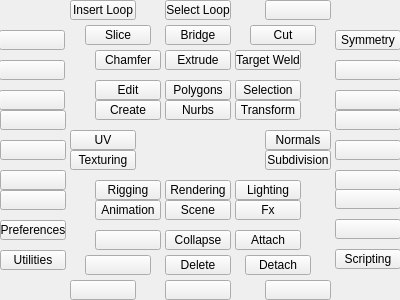
Old version of the form tk_ui/main.ui in the repository m3trik/Scripts_portable.
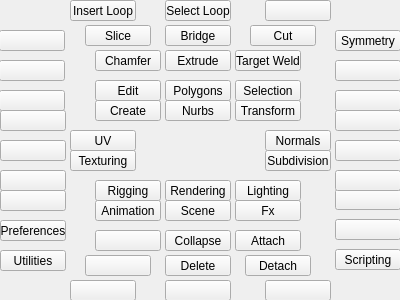
New version of the form.

```diff
--- a/tk_ui/main.ui
+++ b/tk_ui/main.ui
@@ -62,9 +62,21 @@
       <x>165</x>
       <y>180</y>
       <width>66</width>
-      <height>20</height>
+      <height>21</height>
      </rect>
     </property>
+    <property name="minimumSize">
+     <size>
+      <width>0</width>
+      <height>21</height>
+     </size>
+    </property>
+    <property name="maximumSize">
+     <size>
+      <width>16777215</width>
+      <height>21</height>
+     </size>
+    </property>
     <property name="whatsThis">
      <string>rendering</string>
     </property>
@@ -78,9 +90,21 @@
       <x>95</x>
       <y>180</y>
       <width>66</width>
-      <height>20</height>
+      <height>21</height>
      </rect>
     </property>
+    <property name="minimumSize">
+     <size>
+      <width>0</width>
+      <height>21</height>
+     </size>
+    </property>
+    <property name="maximumSize">
+     <size>
+      <width>16777215</width>
+      <height>21</height>
+     </size>
+    </property>
     <property name="whatsThis">
      <string>rigging</string>
     </property>
@@ -94,9 +118,21 @@
       <x>95</x>
       <y>200</y>
       <width>66</width>
-      <height>20</height>
+      <height>21</height>
      </rect>
     </property>
+    <property name="minimumSize">
+     <size>
+      <width>0</width>
+      <height>21</height>
+     </size>
+    </property>
+    <property name="maximumSize">
+     <size>
+      <width>16777215</width>
+      <height>21</height>
+     </size>
+    </property>
     <property name="whatsThis">
      <string>animation</string>
     </property>
@@ -110,9 +146,21 @@
       <x>165</x>
       <y>200</y>
       <width>66</width>
-      <height>20</height>
+      <height>21</height>
      </rect>
     </property>
+    <property name="minimumSize">
+     <size>
+      <width>0</width>
+      <height>21</height>
+     </size>
+    </property>
+    <property name="maximumSize">
+     <size>
+      <width>16777215</width>
+      <height>21</height>
+     </size>
+    </property>
     <property name="whatsThis">
      <string>scene</string>
     </property>
@@ -126,9 +174,21 @@
       <x>235</x>
       <y>180</y>
       <width>66</width>
-      <height>20</height>
+      <height>21</height>
      </rect>
     </property>
+    <property name="minimumSize">
+     <size>
+      <width>0</width>
+      <height>21</height>
+     </size>
+    </property>
+    <property name="maximumSize">
+     <size>
+      <width>16777215</width>
+      <height>21</height>
+     </size>
+    </property>
     <property name="whatsThis">
      <string>lighting</string>
     </property>
@@ -142,9 +202,21 @@
       <x>235</x>
       <y>200</y>
       <width>66</width>
-      <height>20</height>
+      <height>21</height>
      </rect>
     </property>
+    <property name="minimumSize">
+     <size>
+      <width>0</width>
+      <height>21</height>
+     </size>
+    </property>
+    <property name="maximumSize">
+     <size>
+      <width>16777215</width>
+      <height>21</height>
+     </size>
+    </property>
     <property name="whatsThis">
      <string>fx</string>
     </property>
@@ -158,9 +230,21 @@
       <x>70</x>
       <y>130</y>
       <width>66</width>
-      <height>20</height>
+      <height>21</height>
      </rect>
     </property>
+    <property name="minimumSize">
+     <size>
+      <width>0</width>
+      <height>21</height>
+     </size>
+    </property>
+    <property name="maximumSize">
+     <size>
+      <width>16777215</width>
+      <height>21</height>
+     </size>
+    </property>
     <property name="whatsThis">
      <string>uv</string>
     </property>
@@ -174,9 +258,21 @@
       <x>70</x>
       <y>150</y>
       <width>66</width>
-      <height>20</height>
+      <height>21</height>
      </rect>
     </property>
+    <property name="minimumSize">
+     <size>
+      <width>0</width>
+      <height>21</height>
+     </size>
+    </property>
+    <property name="maximumSize">
+     <size>
+      <width>16777215</width>
+      <height>21</height>
+     </size>
+    </property>
     <property name="whatsThis">
      <string>texturing</string>
     </property>
@@ -190,9 +286,21 @@
       <x>265</x>
       <y>130</y>
       <width>66</width>
-      <height>20</height>
+      <height>21</height>
      </rect>
     </property>
+    <property name="minimumSize">
+     <size>
+      <width>0</width>
+      <height>21</height>
+     </size>
+    </property>
+    <property name="maximumSize">
+     <size>
+      <width>16777215</width>
+      <height>21</height>
+     </size>
+    </property>
     <property name="whatsThis">
      <string>normals</string>
     </property>
@@ -206,9 +314,21 @@
       <x>265</x>
       <y>150</y>
       <width>66</width>
-      <height>20</height>
+      <height>21</height>
      </rect>
     </property>
+    <property name="minimumSize">
+     <size>
+      <width>0</width>
+      <height>21</height>
+     </size>
+    </property>
+    <property name="maximumSize">
+     <size>
+      <width>16777215</width>
+      <height>21</height>
+     </size>
+    </property>
     <property name="whatsThis">
      <string>subdivision</string>
     </property>
@@ -222,9 +342,21 @@
       <x>95</x>
       <y>100</y>
       <width>66</width>
-      <height>20</height>
+      <height>21</height>
      </rect>
     </property>
+    <property name="minimumSize">
+     <size>
+      <width>0</width>
+      <height>21</height>
+     </size>
+    </property>
+    <property name="maximumSize">
+     <size>
+      <width>16777215</width>
+      <height>21</height>
+     </size>
+    </property>
     <property name="whatsThis">
      <string>create</string>
     </property>
@@ -238,9 +370,21 @@
       <x>95</x>
       <y>80</y>
       <width>66</width>
-      <height>20</height>
+      <height>21</height>
      </rect>
     </property>
+    <property name="minimumSize">
+     <size>
+      <width>0</width>
+      <height>21</height>
+     </size>
+    </property>
+    <property name="maximumSize">
+     <size>
+      <width>16777215</width>
+      <height>21</height>
+     </size>
+    </property>
     <property name="whatsThis">
      <string>edit</string>
     </property>
@@ -254,9 +398,21 @@
       <x>165</x>
       <y>100</y>
       <width>66</width>
-      <height>20</height>
+      <height>21</height>
      </rect>
     </property>
+    <property name="minimumSize">
+     <size>
+      <width>0</width>
+      <height>21</height>
+     </size>
+    </property>
+    <property name="maximumSize">
+     <size>
+      <width>16777215</width>
+      <height>21</height>
+     </size>
+    </property>
     <property name="whatsThis">
      <string>nurbs</string>
     </property>
@@ -270,9 +426,21 @@
       <x>165</x>
       <y>80</y>
       <width>66</width>
-      <height>20</height>
+      <height>21</height>
      </rect>
     </property>
+    <property name="minimumSize">
+     <size>
+      <width>0</width>
+      <height>21</height>
+     </size>
+    </property>
+    <property name="maximumSize">
+     <size>
+      <width>16777215</width>
+      <height>21</height>
+     </size>
+    </property>
     <property name="whatsThis">
      <string>polygons</string>
     </property>
@@ -286,9 +454,21 @@
       <x>235</x>
       <y>100</y>
       <width>66</width>
-      <height>20</height>
+      <height>21</height>
      </rect>
     </property>
+    <property name="minimumSize">
+     <size>
+      <width>0</width>
+      <height>21</height>
+     </size>
+    </property>
+    <property name="maximumSize">
+     <size>
+      <width>16777215</width>
+      <height>21</height>
+     </size>
+    </property>
     <property name="whatsThis">
      <string>transform</string>
     </property>
@@ -302,9 +482,21 @@
       <x>235</x>
       <y>80</y>
       <width>66</width>
-      <height>20</height>
+      <height>21</height>
      </rect>
     </property>
+    <property name="minimumSize">
+     <size>
+      <width>0</width>
+      <height>21</height>
+     </size>
+    </property>
+    <property name="maximumSize">
+     <size>
+      <width>16777215</width>
+      <height>21</height>
+     </size>
+    </property>
     <property name="whatsThis">
      <string>selection</string>
     </property>
@@ -327,13 +519,19 @@
        <x>70</x>
        <y>0</y>
        <width>66</width>
-       <height>20</height>
+       <height>21</height>
       </rect>
      </property>
+     <property name="minimumSize">
+      <size>
+       <width>0</width>
+       <height>21</height>
+      </size>
+     </property>
      <property name="maximumSize">
       <size>
        <width>16777215</width>
-       <height>20</height>
+       <height>21</height>
       </size>
      </property>
      <property name="toolTip">
@@ -349,13 +547,19 @@
        <x>0</x>
        <y>0</y>
        <width>66</width>
-       <height>20</height>
+       <height>21</height>
       </rect>
      </property>
+     <property name="minimumSize">
+      <size>
+       <width>0</width>
+       <height>21</height>
+      </size>
+     </property>
      <property name="maximumSize">
       <size>
        <width>16777215</width>
-       <height>20</height>
+       <height>21</height>
       </size>
      </property>
      <property name="toolTip">
@@ -371,13 +575,19 @@
        <x>140</x>
        <y>0</y>
        <width>66</width>
-       <height>20</height>
+       <height>21</height>
       </rect>
      </property>
+     <property name="minimumSize">
+      <size>
+       <width>0</width>
+       <height>21</height>
+      </size>
+     </property>
      <property name="maximumSize">
       <size>
        <width>16777215</width>
-       <height>20</height>
+       <height>21</height>
       </size>
      </property>
      <property name="toolTip">
@@ -403,13 +613,19 @@
        <x>70</x>
        <y>0</y>
        <width>66</width>
-       <height>20</height>
+       <height>21</height>
       </rect>
      </property>
+     <property name="minimumSize">
+      <size>
+       <width>0</width>
+       <height>21</height>
+      </size>
+     </property>
      <property name="maximumSize">
       <size>
        <width>16777215</width>
-       <height>20</height>
+       <height>21</height>
       </size>
      </property>
      <property name="toolTip">
@@ -425,13 +641,19 @@
        <x>140</x>
        <y>0</y>
        <width>66</width>
-       <height>20</height>
+       <height>21</height>
       </rect>
      </property>
+     <property name="minimumSize">
+      <size>
+       <width>0</width>
+       <height>21</height>
+      </size>
+     </property>
      <property name="maximumSize">
       <size>
        <width>16777215</width>
-       <height>20</height>
+       <height>21</height>
       </size>
      </property>
      <property name="toolTip">
@@ -447,13 +669,19 @@
        <x>0</x>
        <y>0</y>
        <width>66</width>
-       <height>20</height>
+       <height>21</height>
       </rect>
      </property>
+     <property name="minimumSize">
+      <size>
+       <width>0</width>
+       <height>21</height>
+      </size>
+     </property>
      <property name="maximumSize">
       <size>
        <width>16777215</width>
-       <height>20</height>
+       <height>21</height>
       </size>
      </property>
      <property name="toolTip">
@@ -479,13 +707,19 @@
        <x>35</x>
        <y>0</y>
        <width>66</width>
-       <height>20</height>
+       <height>21</height>
       </rect>
      </property>
+     <property name="minimumSize">
+      <size>
+       <width>0</width>
+       <height>21</height>
+      </size>
+     </property>
      <property name="maximumSize">
       <size>
        <width>16777215</width>
-       <height>20</height>
+       <height>21</height>
       </size>
      </property>
      <property name="whatsThis">
@@ -501,13 +735,19 @@
        <x>35</x>
        <y>60</y>
        <width>66</width>
-       <height>20</height>
+       <height>21</height>
       </rect>
      </property>
+     <property name="minimumSize">
+      <size>
+       <width>0</width>
+       <height>21</height>
+      </size>
+     </property>
      <property name="maximumSize">
       <size>
        <width>16777215</width>
-       <height>20</height>
+       <height>21</height>
       </size>
      </property>
      <property name="toolTip">
@@ -523,13 +763,19 @@
        <x>35</x>
        <y>30</y>
        <width>66</width>
-       <height>20</height>
+       <height>21</height>
       </rect>
      </property>
+     <property name="minimumSize">
+      <size>
+       <width>0</width>
+       <height>21</height>
+      </size>
+     </property>
      <property name="maximumSize">
       <size>
        <width>16777215</width>
-       <height>20</height>
+       <height>21</height>
       </size>
      </property>
      <property name="toolTip">
@@ -555,13 +801,19 @@
        <x>0</x>
        <y>60</y>
        <width>66</width>
-       <height>20</height>
+       <height>21</height>
       </rect>
      </property>
+     <property name="minimumSize">
+      <size>
+       <width>0</width>
+       <height>21</height>
+      </size>
+     </property>
      <property name="maximumSize">
       <size>
        <width>16777215</width>
-       <height>20</height>
+       <height>21</height>
       </size>
      </property>
      <property name="toolTip">
@@ -574,13 +826,19 @@
        <x>0</x>
        <y>0</y>
        <width>66</width>
-       <height>20</height>
+       <height>21</height>
       </rect>
      </property>
+     <property name="minimumSize">
+      <size>
+       <width>0</width>
+       <height>21</height>
+      </size>
+     </property>
      <property name="maximumSize">
       <size>
        <width>16777215</width>
-       <height>20</height>
+       <height>21</height>
       </size>
      </property>
      <property name="toolTip">
@@ -593,13 +851,19 @@
        <x>0</x>
        <y>30</y>
        <width>66</width>
-       <height>20</height>
+       <height>21</height>
       </rect>
      </property>
+     <property name="minimumSize">
+      <size>
+       <width>0</width>
+       <height>21</height>
+      </size>
+     </property>
      <property name="maximumSize">
       <size>
        <width>16777215</width>
-       <height>20</height>
+       <height>21</height>
       </size>
      </property>
      <property name="toolTip">
@@ -622,13 +886,19 @@
        <x>0</x>
        <y>30</y>
        <width>66</width>
-       <height>20</height>
+       <height>21</height>
       </rect>
      </property>
+     <property name="minimumSize">
+      <size>
+       <width>0</width>
+       <height>21</height>
+      </size>
+     </property>
      <property name="maximumSize">
       <size>
        <width>16777215</width>
-       <height>20</height>
+       <height>21</height>
       </size>
      </property>
      <property name="toolTip">
@@ -647,13 +917,19 @@
        <x>0</x>
        <y>60</y>
        <width>66</width>
-       <height>20</height>
+       <height>21</height>
       </rect>
      </property>
+     <property name="minimumSize">
+      <size>
+       <width>0</width>
+       <height>21</height>
+      </size>
+     </property>
      <property name="maximumSize">
       <size>
        <width>16777215</width>
-       <height>20</height>
+       <height>21</height>
       </size>
      </property>
      <property name="cursor">
@@ -672,13 +948,19 @@
        <x>0</x>
        <y>0</y>
        <width>66</width>
-       <height>20</height>
+       <height>21</height>
       </rect>
      </property>
+     <property name="minimumSize">
+      <size>
+       <width>0</width>
+       <height>21</height>
+      </size>
+     </property>
      <property name="maximumSize">
       <size>
        <width>16777215</width>
-       <height>20</height>
+       <height>21</height>
       </size>
      </property>
      <property name="toolTip">
@@ -701,13 +983,19 @@
        <x>35</x>
        <y>60</y>
        <width>66</width>
-       <height>20</height>
+       <height>21</height>
       </rect>
      </property>
+     <property name="minimumSize">
+      <size>
+       <width>0</width>
+       <height>21</height>
+      </size>
+     </property>
      <property name="maximumSize">
       <size>
        <width>16777215</width>
-       <height>20</height>
+       <height>21</height>
       </size>
      </property>
      <property name="whatsThis">
@@ -723,13 +1011,19 @@
        <x>35</x>
        <y>30</y>
        <width>66</width>
-       <height>20</height>
+       <height>21</height>
       </rect>
      </property>
+     <property name="minimumSize">
+      <size>
+       <width>0</width>
+       <height>21</height>
+      </size>
+     </property>
      <property name="maximumSize">
       <size>
        <width>16777215</width>
-       <height>20</height>
+       <height>21</height>
       </size>
      </property>
      <property name="toolTip">
@@ -745,13 +1039,19 @@
        <x>35</x>
        <y>0</y>
        <width>66</width>
-       <height>20</height>
+       <height>21</height>
       </rect>
      </property>
+     <property name="minimumSize">
+      <size>
+       <width>0</width>
+       <height>21</height>
+      </size>
+     </property>
      <property name="maximumSize">
       <size>
        <width>16777215</width>
-       <height>20</height>
+       <height>21</height>
       </size>
      </property>
      <property name="toolTip">
@@ -777,13 +1077,19 @@
        <x>5</x>
        <y>0</y>
        <width>66</width>
-       <height>20</height>
+       <height>21</height>
       </rect>
      </property>
+     <property name="minimumSize">
+      <size>
+       <width>0</width>
+       <height>21</height>
+      </size>
+     </property>
      <property name="maximumSize">
       <size>
        <width>16777215</width>
-       <height>20</height>
+       <height>21</height>
       </size>
      </property>
      <property name="toolTip">
@@ -796,13 +1102,19 @@
        <x>5</x>
        <y>30</y>
        <width>66</width>
-       <height>20</height>
+       <height>21</height>
       </rect>
      </property>
+     <property name="minimumSize">
+      <size>
+       <width>0</width>
+       <height>21</height>
+      </size>
+     </property>
      <property name="maximumSize">
       <size>
        <width>16777215</width>
-       <height>20</height>
+       <height>21</height>
       </size>
      </property>
      <property name="toolTip">
@@ -815,13 +1127,19 @@
        <x>5</x>
        <y>60</y>
        <width>66</width>
-       <height>20</height>
+       <height>21</height>
       </rect>
      </property>
+     <property name="minimumSize">
+      <size>
+       <width>0</width>
+       <height>21</height>
+      </size>
+     </property>
      <property name="maximumSize">
       <size>
        <width>16777215</width>
-       <height>20</height>
+       <height>21</height>
       </size>
      </property>
      <property name="toolTip">
@@ -844,13 +1162,19 @@
        <x>5</x>
        <y>0</y>
        <width>66</width>
-       <height>20</height>
+       <height>21</height>
       </rect>
      </property>
+     <property name="minimumSize">
+      <size>
+       <width>0</width>
+       <height>21</height>
+      </size>
+     </property>
      <property name="maximumSize">
       <size>
        <width>16777215</width>
-       <height>20</height>
+       <height>21</height>
       </size>
      </property>
      <property name="toolTip">
@@ -866,13 +1190,19 @@
        <x>5</x>
        <y>30</y>
        <width>66</width>
-       <height>20</height>
+       <height>21</height>
       </rect>
      </property>
+     <property name="minimumSize">
+      <size>
+       <width>0</width>
+       <height>21</height>
+      </size>
+     </property>
      <property name="maximumSize">
       <size>
        <width>16777215</width>
-       <height>20</height>
+       <height>21</height>
       </size>
      </property>
      <property name="toolTip">
@@ -888,13 +1218,19 @@
        <x>5</x>
        <y>60</y>
        <width>66</width>
-       <height>20</height>
+       <height>21</height>
       </rect>
      </property>
+     <property name="minimumSize">
+      <size>
+       <width>0</width>
+       <height>21</height>
+      </size>
+     </property>
      <property name="maximumSize">
       <size>
        <width>16777215</width>
-       <height>20</height>
+       <height>21</height>
       </size>
      </property>
      <property name="toolTip">
@@ -920,9 +1256,21 @@
        <x>0</x>
        <y>0</y>
        <width>66</width>
-       <height>20</height>
+       <height>21</height>
       </rect>
      </property>
+     <property name="minimumSize">
+      <size>
+       <width>0</width>
+       <height>21</height>
+      </size>
+     </property>
+     <property name="maximumSize">
+      <size>
+       <width>16777215</width>
+       <height>21</height>
+      </size>
+     </property>
      <property name="toolTip">
       <string>Delete</string>
      </property>
@@ -936,9 +1284,21 @@
        <x>80</x>
        <y>0</y>
        <width>66</width>
-       <height>20</height>
+       <height>21</height>
       </rect>
      </property>
+     <property name="minimumSize">
+      <size>
+       <width>0</width>
+       <height>21</height>
+      </size>
+     </property>
+     <property name="maximumSize">
+      <size>
+       <width>16777215</width>
+       <height>21</height>
+      </size>
+     </property>
      <property name="toolTip">
       <string>Bridge</string>
      </property>
@@ -952,9 +1312,21 @@
        <x>165</x>
        <y>0</y>
        <width>66</width>
-       <height>20</height>
+       <height>21</height>
       </rect>
      </property>
+     <property name="minimumSize">
+      <size>
+       <width>0</width>
+       <height>21</height>
+      </size>
+     </property>
+     <property name="maximumSize">
+      <size>
+       <width>16777215</width>
+       <height>21</height>
+      </size>
+     </property>
      <property name="toolTip">
       <string>Multi-Cut</string>
      </property>
@@ -978,13 +1350,19 @@
        <x>0</x>
        <y>0</y>
        <width>66</width>
-       <height>20</height>
+       <height>21</height>
       </rect>
      </property>
+     <property name="minimumSize">
+      <size>
+       <width>0</width>
+       <height>21</height>
+      </size>
+     </property>
      <property name="maximumSize">
       <size>
        <width>16777215</width>
-       <height>20</height>
+       <height>21</height>
       </size>
      </property>
      <property name="toolTip">
@@ -1000,13 +1378,19 @@
        <x>95</x>
        <y>0</y>
        <width>66</width>
-       <height>20</height>
+       <height>21</height>
       </rect>
      </property>
+     <property name="minimumSize">
+      <size>
+       <width>0</width>
+       <height>21</height>
+      </size>
+     </property>
      <property name="maximumSize">
       <size>
        <width>16777215</width>
-       <height>20</height>
+       <height>21</height>
       </size>
      </property>
      <property name="toolTip">
@@ -1022,13 +1406,19 @@
        <x>195</x>
        <y>0</y>
        <width>66</width>
-       <height>20</height>
+       <height>21</height>
       </rect>
      </property>
+     <property name="minimumSize">
+      <size>
+       <width>0</width>
+       <height>21</height>
+      </size>
+     </property>
      <property name="maximumSize">
       <size>
        <width>16777215</width>
-       <height>20</height>
+       <height>21</height>
       </size>
      </property>
      <property name="toolTip">
@@ -1054,13 +1444,19 @@
        <x>160</x>
        <y>0</y>
        <width>66</width>
-       <height>20</height>
+       <height>21</height>
       </rect>
      </property>
+     <property name="minimumSize">
+      <size>
+       <width>0</width>
+       <height>21</height>
+      </size>
+     </property>
      <property name="maximumSize">
       <size>
        <width>16777215</width>
-       <height>20</height>
+       <height>21</height>
       </size>
      </property>
      <property name="toolTip">
@@ -1076,13 +1472,19 @@
        <x>80</x>
        <y>0</y>
        <width>66</width>
-       <height>20</height>
+       <height>21</height>
       </rect>
      </property>
+     <property name="minimumSize">
+      <size>
+       <width>0</width>
+       <height>21</height>
+      </size>
+     </property>
      <property name="maximumSize">
       <size>
        <width>16777215</width>
-       <height>20</height>
+       <height>21</height>
       </size>
      </property>
      <property name="toolTip">
@@ -1098,13 +1500,19 @@
        <x>0</x>
        <y>0</y>
        <width>66</width>
-       <height>20</height>
+       <height>21</height>
       </rect>
      </property>
+     <property name="minimumSize">
+      <size>
+       <width>0</width>
+       <height>21</height>
+      </size>
+     </property>
      <property name="maximumSize">
       <size>
        <width>16777215</width>
-       <height>20</height>
+       <height>21</height>
       </size>
      </property>
      <property name="toolTip">
@@ -1130,13 +1538,19 @@
        <x>195</x>
        <y>0</y>
        <width>66</width>
-       <height>20</height>
+       <height>21</height>
       </rect>
      </property>
+     <property name="minimumSize">
+      <size>
+       <width>0</width>
+       <height>21</height>
+      </size>
+     </property>
      <property name="maximumSize">
       <size>
        <width>16777215</width>
-       <height>20</height>
+       <height>21</height>
       </size>
      </property>
      <property name="toolTip">
@@ -1152,13 +1566,19 @@
        <x>95</x>
        <y>0</y>
        <width>66</width>
-       <height>20</height>
+       <height>21</height>
       </rect>
      </property>
+     <property name="minimumSize">
+      <size>
+       <width>0</width>
+       <height>21</height>
+      </size>
+     </property>
      <property name="maximumSize">
       <size>
        <width>16777215</width>
-       <height>20</height>
+       <height>21</height>
       </size>
      </property>
      <property name="toolTip">
@@ -1174,13 +1594,19 @@
        <x>0</x>
        <y>0</y>
        <width>66</width>
-       <height>20</height>
+       <height>21</height>
       </rect>
      </property>
+     <property name="minimumSize">
+      <size>
+       <width>0</width>
+       <height>21</height>
+      </size>
+     </property>
      <property name="maximumSize">
       <size>
        <width>16777215</width>
-       <height>20</height>
+       <height>21</height>
       </size>
      </property>
      <property name="toolTip">
```
